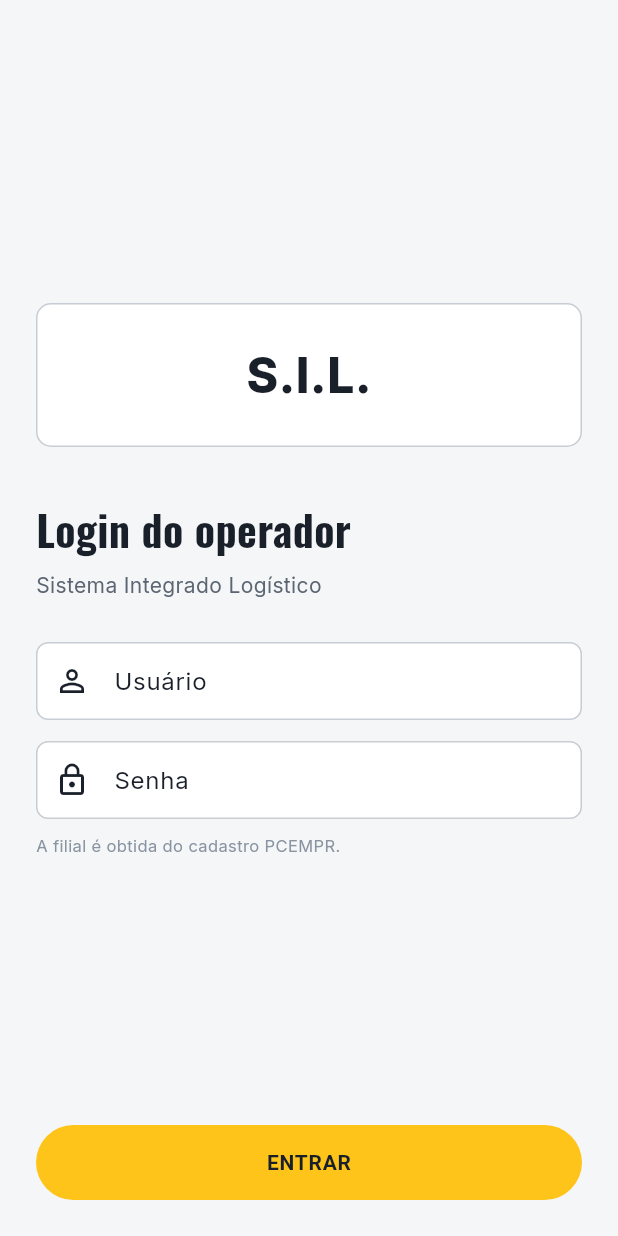
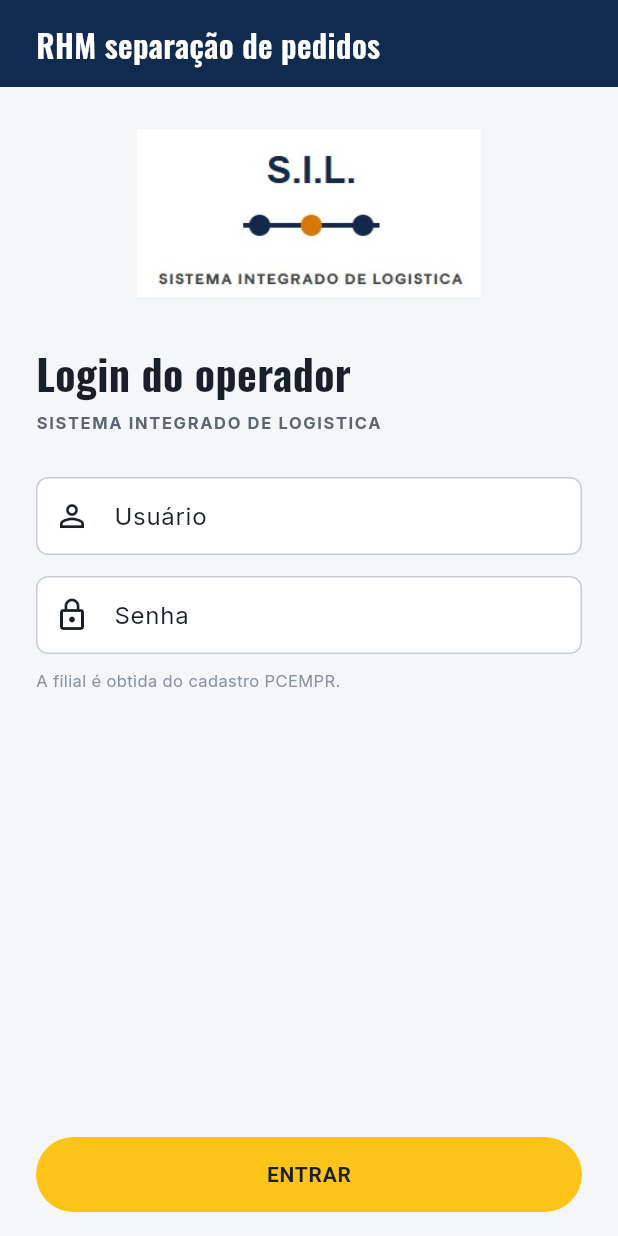
Before and after one commit to jracingdev/sil, a Flutter app: the screen it shows after launch, on a phone screen of 412 x 824 dp. Run offline on Flutter 3.47's test engine with Material 3 defaults, Android fonts, the phone set to English and light mode, and no system bars; our stand-ins replace google_fonts, sqflite; accounts and stored records are empty.

Commit message:
Corrige layout seguro e atualiza login S.I.L.
Co-authored-by: Cursor <cursoragent@cursor.com>

```diff
--- a/lib/screens/login_screen.dart
+++ b/lib/screens/login_screen.dart
@@ -48,35 +48,52 @@ class _LoginScreenState extends State<LoginScreen> {
 
   @override
   Widget build(BuildContext context) => Scaffold(
+    resizeToAvoidBottomInset: true,
     body: SafeArea(
-      child: Padding(
-        padding: const EdgeInsets.all(24),
+      child: Column(
+        children: [
+          Container(
+            width: double.infinity,
+            color: const Color(0xFF102B4E),
+            padding: const EdgeInsets.symmetric(horizontal: 24, vertical: 14),
+            child: Text(
+              'RHM separação de pedidos',
+              style: AppTheme.display.copyWith(
+                color: Colors.white,
+                fontSize: 21,
+              ),
+            ),
+          ),
+          Expanded(
+            child: SingleChildScrollView(
+              padding: const EdgeInsets.fromLTRB(24, 28, 24, 24),
+              child: ConstrainedBox(
+                constraints: const BoxConstraints(maxWidth: 480),
                 child: Column(
                   crossAxisAlignment: CrossAxisAlignment.stretch,
                   children: [
-            const Spacer(),
-            Container(
-              height: 96,
-              alignment: Alignment.center,
-              decoration: BoxDecoration(
-                color: Colors.white,
-                border: Border.all(color: AppColors.border),
-                borderRadius: BorderRadius.circular(10),
-              ),
-              child: const Text(
-                'S.I.L.',
-                style: TextStyle(fontSize: 32, fontWeight: FontWeight.w800),
+                    Center(
+                      child: Image.asset(
+                        'assets/sil_logo.png',
+                        height: 112,
+                        fit: BoxFit.contain,
+                        semanticLabel: 'S.I.L. Sistema Integrado de Logistica',
                       ),
                     ),
-            const SizedBox(height: 34),
+                    const SizedBox(height: 30),
                     Text(
                       'Login do operador',
                       style: AppTheme.displayBold.copyWith(fontSize: 28),
                     ),
-            const SizedBox(height: 8),
+                    const SizedBox(height: 6),
                     const Text(
-              'Sistema Integrado Logístico',
-              style: TextStyle(color: AppColors.muted),
+                      'SISTEMA INTEGRADO DE LOGISTICA',
+                      style: TextStyle(
+                        color: AppColors.muted,
+                        fontSize: 11,
+                        fontWeight: FontWeight.w700,
+                        letterSpacing: 1.1,
+                      ),
                     ),
                     if (erro != null)
                       Padding(
@@ -111,13 +128,22 @@ class _LoginScreenState extends State<LoginScreen> {
                     const SizedBox(height: 10),
                     const Text(
                       'A filial é obtida do cadastro PCEMPR.',
-              style: TextStyle(fontSize: 11, color: AppColors.mutedLight),
+                      style: TextStyle(
+                        fontSize: 11,
+                        color: AppColors.mutedLight,
                       ),
-            const Spacer(),
-            PrimaryButton(label: 'Entrar', onPressed: entrar),
+                    ),
                   ],
                 ),
               ),
             ),
+          ),
+        ],
+      ),
+    ),
+    bottomNavigationBar: SafeArea(
+      minimum: const EdgeInsets.fromLTRB(24, 8, 24, 16),
+      child: PrimaryButton(label: 'Entrar', onPressed: entrar),
+    ),
   );
 }
--- a/pubspec.yaml
+++ b/pubspec.yaml
@@ -24,3 +24,5 @@ dev_dependencies:
 
 flutter:
   uses-material-design: true
+  assets:
+    - assets/sil_logo.png
```
Also changed, not shown: lib/screens/filial_screen.dart (+15 -12 lines), lib/screens/menu_screen.dart (+9 -7 lines), lib/screens/pedidos_screen.dart (+15 -23 lines), lib/screens/separacao_screen.dart (+22 -14 lines), assets/sil_logo.png (added). Lines whose indentation alone changed are shown as unchanged.
